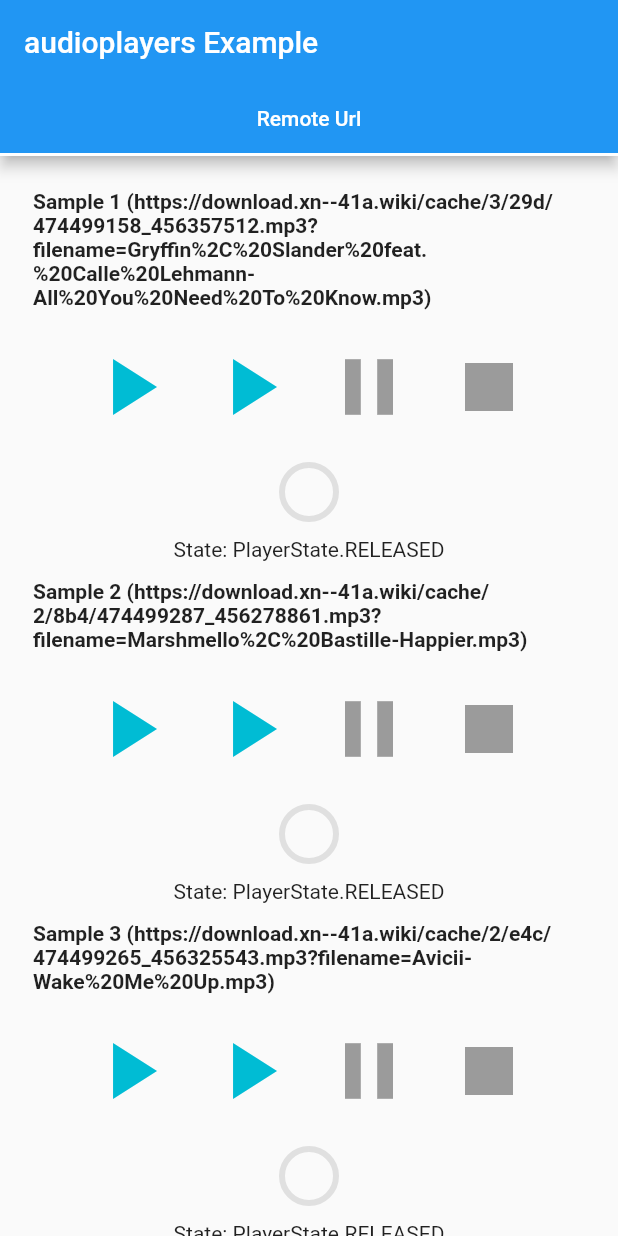
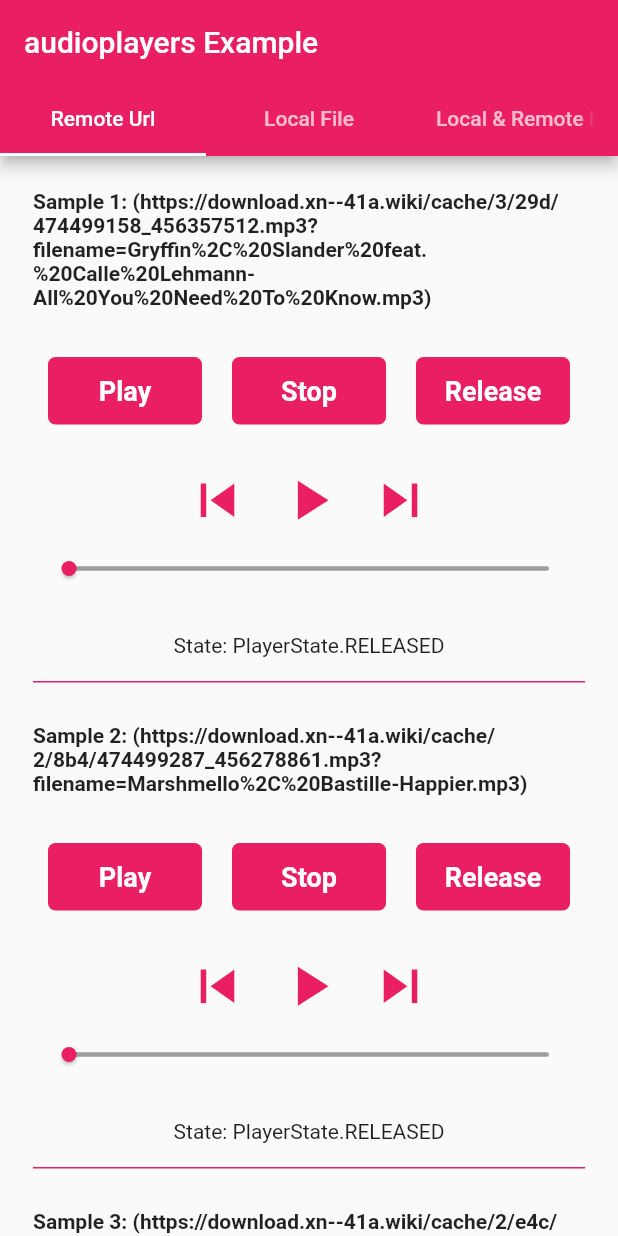
Before and after one commit to danielR2001/flutter_exoplayer, a Flutter app: the screen it shows after launch, on a phone screen of 412 x 824 dp. Run offline on Flutter 3.47's test engine with Material 2 defaults, Android fonts, the phone set to English and light mode, and no system bars.

Commit message:
example ui change + duration streams allways +fixed dispose

```diff
--- a/example/lib/main.dart
+++ b/example/lib/main.dart
@@ -1,34 +1,42 @@
+import 'dart:async';
+import 'dart:io';
 
 import 'package:exoplayer/exoplayer.dart';
 import 'package:flutter/material.dart';
+import 'package:path_provider/path_provider.dart';
 import 'player_widget.dart';
+import 'package:http/http.dart';
 
-const kUrl1 = 'https://download.xn--41a.wiki/cache/3/29d/474499158_456357512.mp3?filename=Gryffin%2C%20Slander%20feat.%20Calle%20Lehmann-All%20You%20Need%20To%20Know.mp3';
-const kUrl2 = 'https://download.xn--41a.wiki/cache/2/8b4/474499287_456278861.mp3?filename=Marshmello%2C%20Bastille-Happier.mp3';
-const kUrl3 = 'https://download.xn--41a.wiki/cache/2/e4c/474499265_456325543.mp3?filename=Avicii-Wake%20Me%20Up.mp3';
+const kUrl1 =
+    'https://download.xn--41a.wiki/cache/3/29d/474499158_456357512.mp3?filename=Gryffin%2C%20Slander%20feat.%20Calle%20Lehmann-All%20You%20Need%20To%20Know.mp3';
+const kUrl2 =
+    'https://download.xn--41a.wiki/cache/2/8b4/474499287_456278861.mp3?filename=Marshmello%2C%20Bastille-Happier.mp3';
+const kUrl3 =
+    'https://download.xn--41a.wiki/cache/2/e4c/474499265_456325543.mp3?filename=Avicii-Wake%20Me%20Up.mp3';
 //const kUrl3 = 'http://bbcmedia.ic.llnwd.net/stream/bbcmedia_radio1xtra_mf_p';
 final List<String> urls = [kUrl1, kUrl2, kUrl3];
 
 void main() {
-  runApp(new MaterialApp(home: new ExampleApp()));
+  runApp(MaterialApp(home: ExampleApp()));
 }
 
 class ExampleApp extends StatefulWidget {
   @override
-  _ExampleAppState createState() => new _ExampleAppState();
+  _ExampleAppState createState() => _ExampleAppState();
 }
 
 class _ExampleAppState extends State<ExampleApp> {
   ExoPlayer advancedPlayer;
   String localFilePath;
 
-
   Widget _tab(List<Widget> children) {
     return Center(
       child: Container(
         padding: EdgeInsets.all(16.0),
         child: Column(
-          children: children.map((w) => Container(child: w, padding: EdgeInsets.all(6.0))).toList(),
+          children: children
+              .map((w) => Container(child: w, padding: EdgeInsets.all(6.0)))
+              .toList(),
         ),
       ),
     );
@@ -38,22 +46,22 @@ class _ExampleAppState extends State<ExampleApp> {
     return SingleChildScrollView(
       child: _tab([
         Text(
-          'Sample 1 ($kUrl1)',
+          'Sample 1: ($kUrl1)',
           style: TextStyle(fontWeight: FontWeight.bold),
         ),
         PlayerWidget(url: kUrl1),
         Text(
-          'Sample 2 ($kUrl2)',
+          'Sample 2: ($kUrl2)',
           style: TextStyle(fontWeight: FontWeight.bold),
         ),
         PlayerWidget(url: kUrl2),
         Text(
-          'Sample 3 ($kUrl3)',
+          'Sample 3: ($kUrl3)',
           style: TextStyle(fontWeight: FontWeight.bold),
         ),
         PlayerWidget(url: kUrl3),
         Text(
-          'Sample 4 playlist',
+          'Sample 4: playlist of (samples 1-3)',
           style: TextStyle(fontWeight: FontWeight.bold),
         ),
         PlayerWidget(urls: urls),
@@ -61,21 +69,68 @@ class _ExampleAppState extends State<ExampleApp> {
     );
   }
 
+  Widget localFile() {
+    return _tab([
+      Text('File: $kUrl1'),
+      _btn('Download File to your Device', () => _loadFile()),
+      Text('Current local file path: $localFilePath'),
+      localFilePath == null
+          ? Container()
+          : PlayerWidget(url: localFilePath),
+    ]);
+  }
+
+  Widget localAndRemote() {
+    return _tab([
+      Text('File: $kUrl1'),
+      _btn('Download File to your Device', () => _loadFile()),
+      localFilePath == null
+          ? Container()
+          : PlayerWidget(urls: [localFilePath,kUrl2,kUrl3]),
+    ]);
+  }
+
+  Widget _btn(String txt, VoidCallback onPressed) {
+    return ButtonTheme(
+      minWidth: 48.0,
+      child: RaisedButton(child: Text(txt), onPressed: onPressed),
+      buttonColor: Colors.pink,
+    );
+  }
+
+  Future<void> _loadFile() async {
+    final bytes = await readBytes(kUrl1);
+    final dir = await getApplicationDocumentsDirectory();
+    final file = File('${dir.path}/audio.mp3');
+
+    await file.writeAsBytes(bytes);
+    if (await file.exists()) {
+      setState(() {
+        localFilePath = file.path;
+      });
+    }
+  }
+
   @override
   Widget build(BuildContext context) {
     return DefaultTabController(
-      length: 1,
+      length: 3,
       child: Scaffold(
         appBar: AppBar(
+          backgroundColor: Colors.pink,
+          bottomOpacity: 1.0,
           bottom: TabBar(
+            indicatorColor: Colors.pink,
             tabs: [
               Tab(text: 'Remote Url'),
+              Tab(text: 'Local File'),
+              Tab(text: 'Local & Remote Mix'),
             ],
           ),
           title: Text('audioplayers Example'),
         ),
         body: TabBarView(
-          children: [remoteUrl()],
+          children: [remoteUrl(), localFile(), localAndRemote()],
         ),
       ),
     );
--- a/example/lib/player_widget.dart
+++ b/example/lib/player_widget.dart
@@ -7,20 +7,18 @@ import 'package:flutter/material.dart';
 class PlayerWidget extends StatefulWidget {
   final String url;
   final List<String> urls;
-  final bool isLocal;
 
-  PlayerWidget({this.url, this.urls, this.isLocal = false});
+  PlayerWidget({this.url, this.urls});
 
   @override
   State<StatefulWidget> createState() {
-    return new _PlayerWidgetState(url, urls, isLocal);
+    return _PlayerWidgetState(url, urls);
   }
 }
 
 class _PlayerWidgetState extends State<PlayerWidget> {
   String url;
   List<String> urls;
-  bool isLocal;
 
   ExoPlayer _audioPlayer;
   Duration _duration;
@@ -34,11 +32,10 @@ class _PlayerWidgetState extends State<PlayerWidget> {
   StreamSubscription _playerStateSubscription;
 
   get _isPlaying => _playerState == PlayerState.PLAYING;
-  get _isPaused => _playerState == PlayerState.PAUSED;
   get _durationText => _duration?.toString()?.split('.')?.first ?? '';
   get _positionText => _position?.toString()?.split('.')?.first ?? '';
 
-  _PlayerWidgetState(this.url, this.urls, this.isLocal);
+  _PlayerWidgetState(this.url, this.urls);
 
   @override
   void initState() {
@@ -48,7 +45,7 @@ class _PlayerWidgetState extends State<PlayerWidget> {
 
   @override
   void dispose() {
-    _audioPlayer.release();
+    _audioPlayer.dispose();
     _durationSubscription?.cancel();
     _positionSubscription?.cancel();
     _playerCompleteSubscription?.cancel();
@@ -59,66 +56,163 @@ class _PlayerWidgetState extends State<PlayerWidget> {
 
   @override
   Widget build(BuildContext context) {
-    return new Column(
-      mainAxisSize: MainAxisSize.min,
+    return Column(
       children: <Widget>[
-        new Row(
+        Padding(
+          padding: const EdgeInsets.only(top: 20),
+          child: Row(
+            children: <Widget>[
+              Expanded(
+                child: Padding(
+                  padding: const EdgeInsets.symmetric(horizontal: 10),
+                  child: GestureDetector(
+                    child: Container(
+                      width: 70,
+                      height: 45,
+                      decoration: BoxDecoration(
+                          color: Colors.pink,
+                          borderRadius: BorderRadius.circular(5)),
+                      child: Center(
+                        child: Text(
+                          "Play",
+                          style: TextStyle(
+                            color: Colors.white,
+                            fontSize: 18,
+                            fontWeight: FontWeight.bold,
+                          ),
+                        ),
+                      ),
+                    ),
+                    onTap: _isPlaying ? null : () => _play(),
+                  ),
+                ),
+              ),
+              Expanded(
+                child: Padding(
+                  padding: const EdgeInsets.symmetric(horizontal: 10),
+                  child: GestureDetector(
+                    child: Container(
+                      width: 70,
+                      height: 45,
+                      decoration: BoxDecoration(
+                          color: Colors.pink,
+                          borderRadius: BorderRadius.circular(5)),
+                      child: Center(
+                        child: Text(
+                          "Stop",
+                          style: TextStyle(
+                            color: Colors.white,
+                            fontSize: 18,
+                            fontWeight: FontWeight.bold,
+                          ),
+                        ),
+                      ),
+                    ),
+                    onTap: () => _stop(),
+                  ),
+                ),
+              ),
+              Expanded(
+                child: Padding(
+                  padding: const EdgeInsets.symmetric(horizontal: 10),
+                  child: GestureDetector(
+                    child: Container(
+                      width: 70,
+                      height: 45,
+                      decoration: BoxDecoration(
+                          color: Colors.pink,
+                          borderRadius: BorderRadius.circular(5)),
+                      child: Center(
+                        child: Text(
+                          "Release",
+                          style: TextStyle(
+                            color: Colors.white,
+                            fontSize: 18,
+                            fontWeight: FontWeight.bold,
+                          ),
+                        ),
+                      ),
+                    ),
+                    onTap: () => _release(),
+                  ),
+                ),
+              ),
+            ],
+          ),
+        ),
+        Padding(
+          padding: const EdgeInsets.only(top: 20),
+          child: Row(
+            mainAxisSize: MainAxisSize.min,
+            children: [
+              IconButton(
+                  onPressed: () => _next(),
+                  iconSize: 45.0,
+                  icon: Icon(Icons.skip_previous),
+                  color: Colors.pink),
+              IconButton(
+                  onPressed: _isPlaying ? () => _pause() : () => _resume(),
+                  iconSize: 45.0,
+                  icon: _isPlaying ? Icon(Icons.pause) : Icon(Icons.play_arrow),
+                  color: Colors.pink),
+              IconButton(
+                  onPressed: () => _previous(),
+                  iconSize: 45.0,
+                  icon: Icon(Icons.skip_next),
+                  color: Colors.pink),
+            ],
+          ),
+        ),
+        SizedBox(
+          width: 400,
+          height: 30,
+          child: SliderTheme(
+            data: SliderThemeData(
+              thumbShape: RoundSliderThumbShape(enabledThumbRadius: 5),
+              trackHeight: 3,
+              thumbColor: Colors.pink,
+              inactiveTrackColor: Colors.grey,
+              activeTrackColor: Colors.pink,
+              overlayColor: Colors.transparent,
+            ),
+            child: Slider(
+              value:
+                  _position != null ? _position.inMilliseconds.toDouble() : 0.0,
+              min: 0.0,
+              max:
+                  _duration != null ? _duration.inMilliseconds.toDouble() : 0.0,
+              onChanged: (double value) {
+                _audioPlayer.seek(Duration(milliseconds: value.toInt()));
+              },
+            ),
+          ),
+        ),
+        Row(
           mainAxisSize: MainAxisSize.min,
           children: [
-            new IconButton(
-                onPressed: _isPlaying ? null : () => _play(),
-                iconSize: 64.0,
-                icon: new Icon(Icons.play_arrow),
-                color: Colors.cyan),
-            new IconButton(
-                onPressed: _isPlaying ? null : () => _resume(),
-                iconSize: 64.0,
-                icon: new Icon(Icons.play_arrow),
-                color: Colors.cyan),
-            new IconButton(
-                onPressed: _isPlaying ? () => _pause() : null,
-                iconSize: 64.0,
-                icon: new Icon(Icons.pause),
-                color: Colors.cyan),
-            new IconButton(
-                onPressed: _isPlaying || _isPaused ? () => _release() : null,
-                iconSize: 64.0,
-                icon: new Icon(Icons.stop),
-                color: Colors.cyan),
-          ],
-        ),
-        new Row(
-          mainAxisSize: MainAxisSize.min,
-          children: [
-            new Padding(
-              padding: new EdgeInsets.all(12.0),
-              child: new Stack(
-                children: [
-                  new CircularProgressIndicator(
-                    value: 1.0,
-                    valueColor: new AlwaysStoppedAnimation(Colors.grey[300]),
-                  ),
-                  new CircularProgressIndicator(
-                    value: (_position != null &&
-                            _duration != null &&
-                            _position.inMilliseconds > 0 &&
-                            _position.inMilliseconds < _duration.inMilliseconds)
-                        ? _position.inMilliseconds / _duration.inMilliseconds
-                        : 0.0,
-                    valueColor: new AlwaysStoppedAnimation(Colors.cyan),
-                  ),
-                ],
-              ),
-            ),
-            new Text(
+            Text(
               _position != null
                   ? '${_positionText ?? ''} / ${_durationText ?? ''}'
                   : _duration != null ? _durationText : '',
-              style: new TextStyle(fontSize: 24.0),
+              style: TextStyle(fontSize: 24.0),
             ),
           ],
         ),
-        new Text("State: $_playerState")
+        Text("State: $_playerState"),
+        Padding(
+          padding: const EdgeInsets.symmetric(vertical: 15),
+          child: Container(
+            height: 2,
+            //width: 350,
+            decoration: BoxDecoration(
+              border: Border(
+                bottom: BorderSide(
+                  color: Colors.pink,
+                ),
+              ),
+            ),
+          ),
+        ),
       ],
     );
   }
@@ -165,7 +259,7 @@ class _PlayerWidgetState extends State<PlayerWidget> {
             title: "title1",
             subTitle: "artist1",
             largeIconUrl:
-                "https://www.clashmusic.com/sites/default/files/field/image/BobMarley_0.jpg",
+                "https://d3vhc53cl8e8km.cloudfront.net/hello-staging/wp-content/uploads/2016/01/07185911/lyENmGPExUMOmaMngcMplWHy64QeAr0PxWpJHDwA-972x597.jpeg",
             isLocal: false,
             notificationMode: NotificationMode.BOTH),
         AudioObject(
@@ -183,7 +277,7 @@ class _PlayerWidgetState extends State<PlayerWidget> {
             largeIconUrl:
                 "https://mixmag.net/assets/uploads/images/_full/aviciiobit.jpg",
             isLocal: false,
-            notificationMode: NotificationMode.NONE),
+            notificationMode: NotificationMode.BOTH),
       ];
 
       await _audioPlayer.playAll(urls,
@@ -202,7 +296,19 @@ class _PlayerWidgetState extends State<PlayerWidget> {
     await _audioPlayer.pause();
   }
 
+  Future<void> _stop() async {
+    await _audioPlayer.stop();
+  }
+
   Future<void> _release() async {
     await _audioPlayer.release();
   }
+
+  Future<void> _next() async {
+    await _audioPlayer.next();
+  }
+
+  Future<void> _previous() async {
+    await _audioPlayer.previous();
+  }
 }
--- a/example/pubspec.yaml
+++ b/example/pubspec.yaml
@@ -4,6 +4,8 @@ description: Demonstrates how to use the exoplayer plugin.
 dependencies:
   flutter:
     sdk: flutter
+  http: ^0.11.3+17
+  path_provider: ^1.1.0
   exoplayer:
     path: ../
 
--- a/lib/exoplayer.dart
+++ b/lib/exoplayer.dart
@@ -212,6 +212,20 @@ class ExoPlayer {
     return _invokeMethod('pause');
   }
 
+  /// Plays the next song.
+  ///
+  /// If playing only single audio it will restart the current.
+  Future<int> next() {
+    return _invokeMethod('next');
+  }
+
+  /// Plays the previous song.
+  ///
+  /// If playing only single audio it will restart the current.
+  Future<int> previous() {
+    return _invokeMethod('previous');
+  }
+
   /// Stops the audio that is currently playing.
   ///
   /// The position is going to be reset and you will no longer be able to resume
```
Also changed, not shown: example/pubspec.lock, 4 other files.
